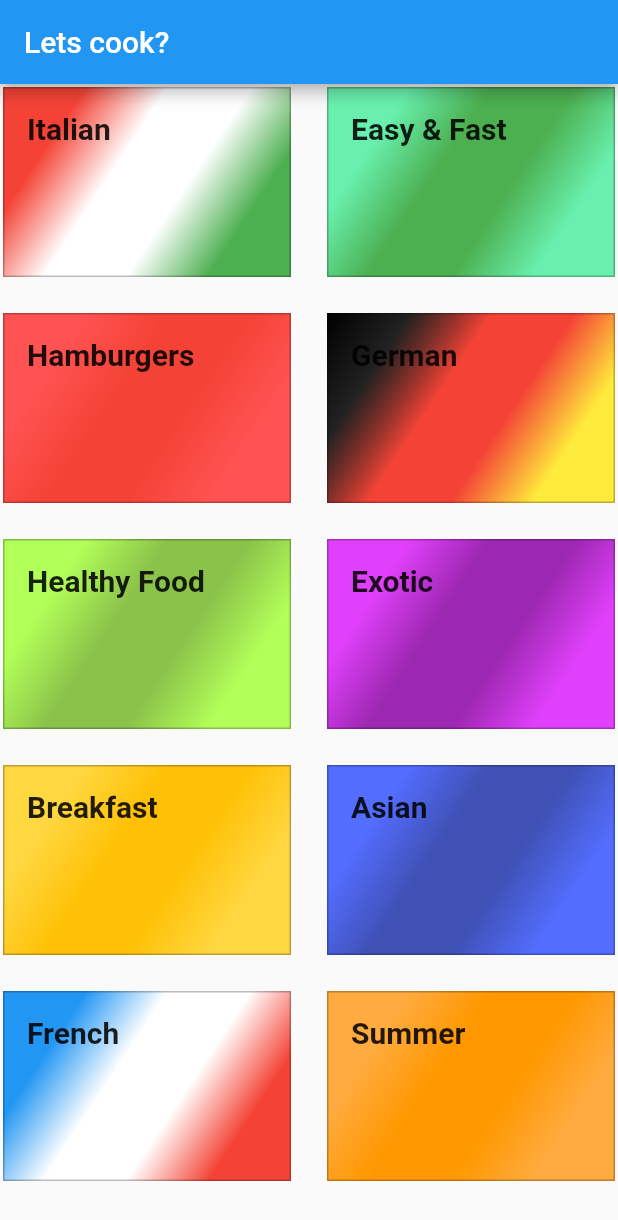
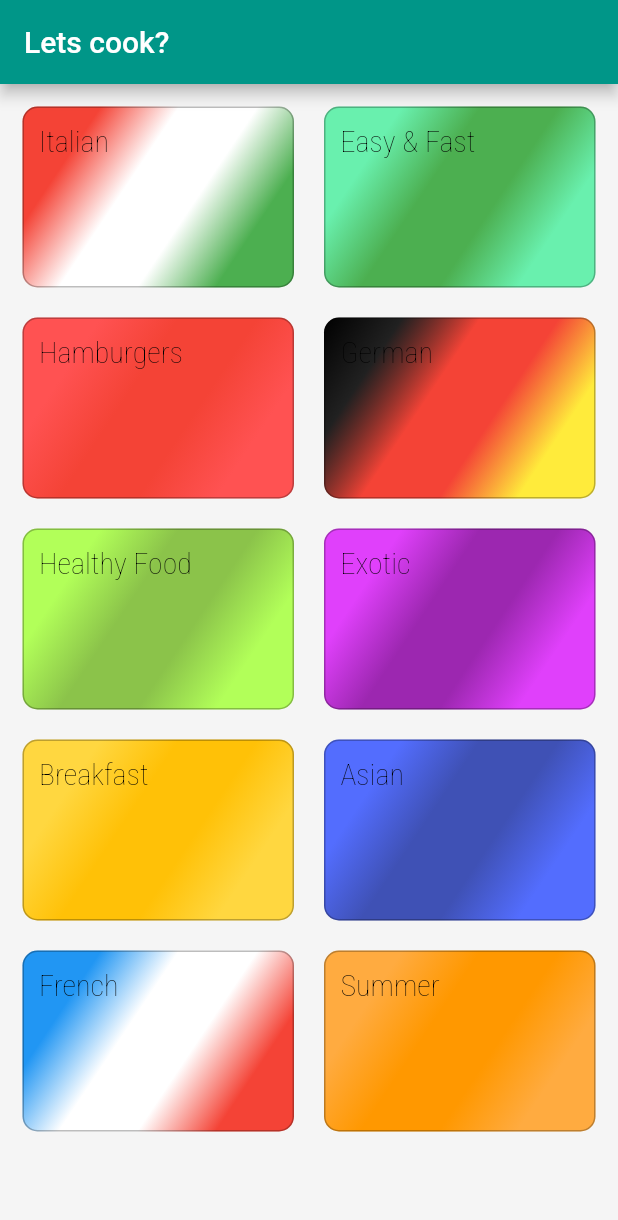
Before and after one commit to Luis020-hub/Refeicoes, a Flutter app: the screen it shows after launch, on a phone screen of 412 x 824 dp. Shown: the top 1220 px of the screen. Run offline on Flutter 3.47's test engine with Material 2 defaults, Android fonts, the phone set to English and light mode, and no system bars.

Commit message:
04/02/2023
- Adicionado novas fontes.
- Criando tema.
- Alterando espaçamento entre categorias.

```diff
--- a/lib/components/category_item.dart
+++ b/lib/components/category_item.dart
@@ -9,10 +9,10 @@ class CategoryItem extends StatelessWidget {
   @override
   Widget build(BuildContext context) {
     return Container(
-      margin: const EdgeInsets.all(2),
-      padding: const EdgeInsets.all(15),
+      padding: const EdgeInsets.all(10),
       decoration: BoxDecoration(
         border: Border.all(color: Colors.black26),
+        borderRadius: BorderRadius.circular(10),
         gradient: LinearGradient(
           colors: [
             category.color.withOpacity(1),
@@ -28,11 +28,7 @@ class CategoryItem extends StatelessWidget {
       ),
       child: Text(
         category.title,
-        style: const TextStyle(
-          fontWeight: FontWeight.bold,
-          fontSize: 20,
-          color: Colors.black87
-        ),
+        style: Theme.of(context).textTheme.headline1,
       ),
     );
   }
--- a/lib/main.dart
+++ b/lib/main.dart
@@ -11,7 +11,20 @@ class MyApp extends StatelessWidget {
     return MaterialApp(
       title: 'Meals',
       theme: ThemeData(
-        primarySwatch: Colors.blue,
+        colorScheme: ColorScheme.fromSwatch(
+          primarySwatch: Colors.teal,
+        ).copyWith(
+          secondary: Colors.amber,
+        ),
+        fontFamily: 'Raleway',
+        canvasColor: const Color.fromRGBO(245, 245, 245, 1),
+        textTheme: ThemeData.light().textTheme.copyWith(
+              headline1: const TextStyle(
+                fontSize: 20,
+                fontFamily: 'RobotoCondensed',
+                color: Colors.black,
+              ),
+            ),
       ),
       home: const CategoriesScreen(),
     );
--- a/lib/screens/category_screen.dart
+++ b/lib/screens/category_screen.dart
@@ -12,6 +12,7 @@ class CategoriesScreen extends StatelessWidget {
         title: const Text('Lets cook?'),
       ),
       body: GridView(
+        padding: const EdgeInsets.all(15),
         gridDelegate: const SliverGridDelegateWithMaxCrossAxisExtent(
           maxCrossAxisExtent: 200,
           childAspectRatio: 3 / 2,
```
Also changed, not shown: pubspec.yaml (+21 -10 lines), assets/fonts/Raleway-Black.ttf (added), assets/fonts/Raleway-Bold.ttf (added), assets/fonts/Raleway-Regular.ttf (added), assets/fonts/RobotoCondensed-Bold.ttf (added), assets/fonts/RobotoCondensed-Italic.ttf (added), assets/fonts/RobotoCondensed-Light.ttf (added), assets/fonts/RobotoCondensed-Regular.ttf (added).
